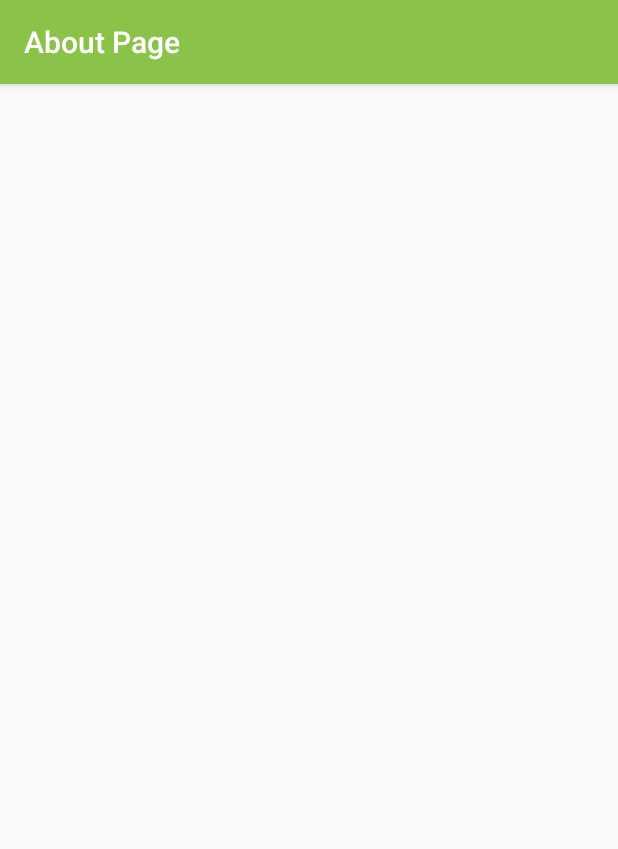
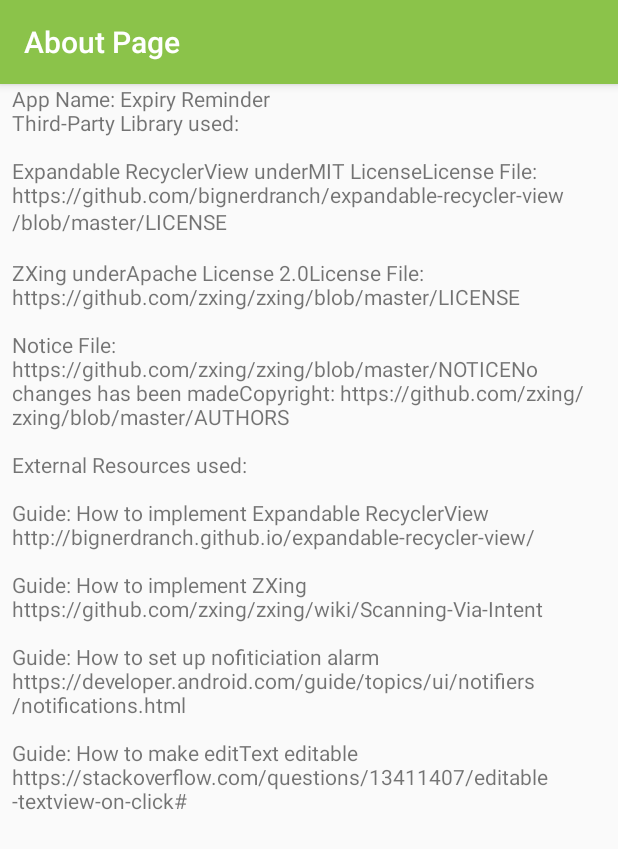
Before and after one commit to jk1z/Android-Expiry-reminder, an Android app: the AboutPage screen opened directly, with no data from a screen before it, on a phone screen of 412 x 824 dp. Shown: the top 849 px of the screen. Run offline under Robolectric (Android 15) with nearby library versions, the phone set to English and light mode, and no system bars.

Commit message:
Added About page

```diff
--- a/app/src/main/res/layout/about_page.xml
+++ b/app/src/main/res/layout/about_page.xml
@@ -3,4 +3,19 @@
     android:orientation="vertical" android:layout_width="match_parent"
     android:layout_height="match_parent">
 
+    <ScrollView
+        android:layout_width="match_parent"
+        android:layout_height="match_parent"
+        android:fillViewport="true"
+        android:scrollbars="vertical">
+
+        <TextView
+            android:id="@+id/textView"
+            android:layout_width="match_parent"
+            android:layout_height="match_parent"
+            android:paddingLeft="8dp"
+            android:paddingRight="8dp"
+            android:text="@string/about" />
+    </ScrollView>
+
 </LinearLayout>
--- a/app/src/main/res/layout/item_detail.xml
+++ b/app/src/main/res/layout/item_detail.xml
@@ -259,7 +259,7 @@
                 android:layout_alignParentStart="true"
                 android:layout_centerVertical="true"
                 android:layout_marginStart="37dp"
-                android:text="Notify me"
+                android:text="Additional Reminder"
                 android:textSize="18sp" />
 
             <Spinner
--- a/app/src/main/res/values/strings.xml
+++ b/app/src/main/res/values/strings.xml
@@ -28,4 +28,15 @@
         <item>#ec407a</item>
         <item>#ef5350</item>
     </string-array>
+    <string name="about">App Name: Expiry Reminder\nThird-Party Library used:\n
+\nExpandable RecyclerView underMIT LicenseLicense File: \nhttps://github.com/bignerdranch/expandable-recycler-view/blob/master/LICENSE\n
+\nZXing underApache License 2.0License File:\nhttps://github.com/zxing/zxing/blob/master/LICENSE\n\nNotice File:\nhttps://github.com/zxing/zxing/blob/master/NOTICENo changes has been madeCopyright: https://github.com/zxing/zxing/blob/master/AUTHORS
+\n\nExternal Resources used:
+\n\nGuide: How to implement Expandable RecyclerView\nhttp://bignerdranch.github.io/expandable-recycler-view/
+
+\n\nGuide: How to implement ZXing\nhttps://github.com/zxing/zxing/wiki/Scanning-Via-Intent
+
+\n\nGuide: How to set up nofiticiation alarm\nhttps://developer.android.com/guide/topics/ui/notifiers/notifications.html
+
+\n\nGuide: How to make editText editable\nhttps://stackoverflow.com/questions/13411407/editable-textview-on-click#</string>
 </resources>
```
Also changed, not shown: app/src/main/AndroidManifest.xml (+15 -8 lines), app/src/main/java/edu/monash/fit3027/fit3027_final_application/Helper/DatabaseHelper.java (+29 -12 lines), app/src/main/java/edu/monash/fit3027/fit3027_final_application/UI/Activity/ItemDetail.java (+85 -49 lines), app/src/main/java/edu/monash/fit3027/fit3027_final_application/UI/Activity/MainActivity.java (+10 -33 lines), app/src/main/java/edu/monash/fit3027/fit3027_final_application/UI/Adapter/ExpandableAdapter/ColorTagViewHolder.java (+5 -2 lines), app/src/main/java/edu/monash/fit3027/fit3027_final_application/UI/Adapter/ExpandableAdapter/ItemExpandableAdapter.java (renamed from app/src/main/java/edu/monash/fit3027/fit3027_final_application/UI/Adapter/ExpandableAdapter/ColorTagCatAdapter.java, +16 -28 lines), app/src/main/java/edu/monash/fit3027/fit3027_final_application/UI/Adapter/ExpandableAdapter/ItemViewHolder.java (+8 -0 lines).
